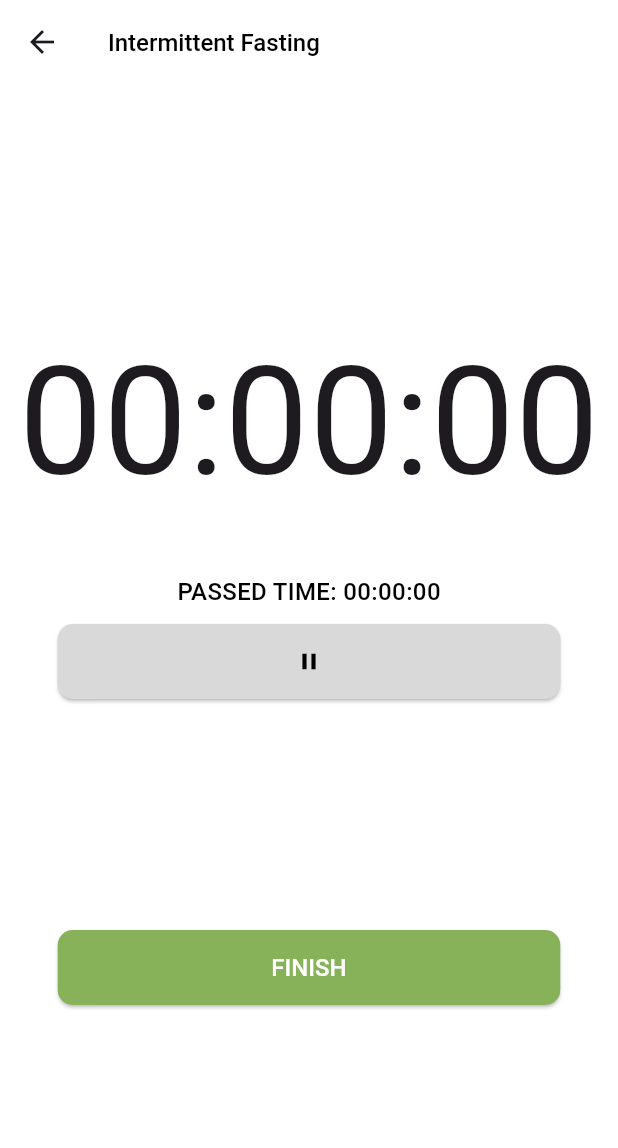
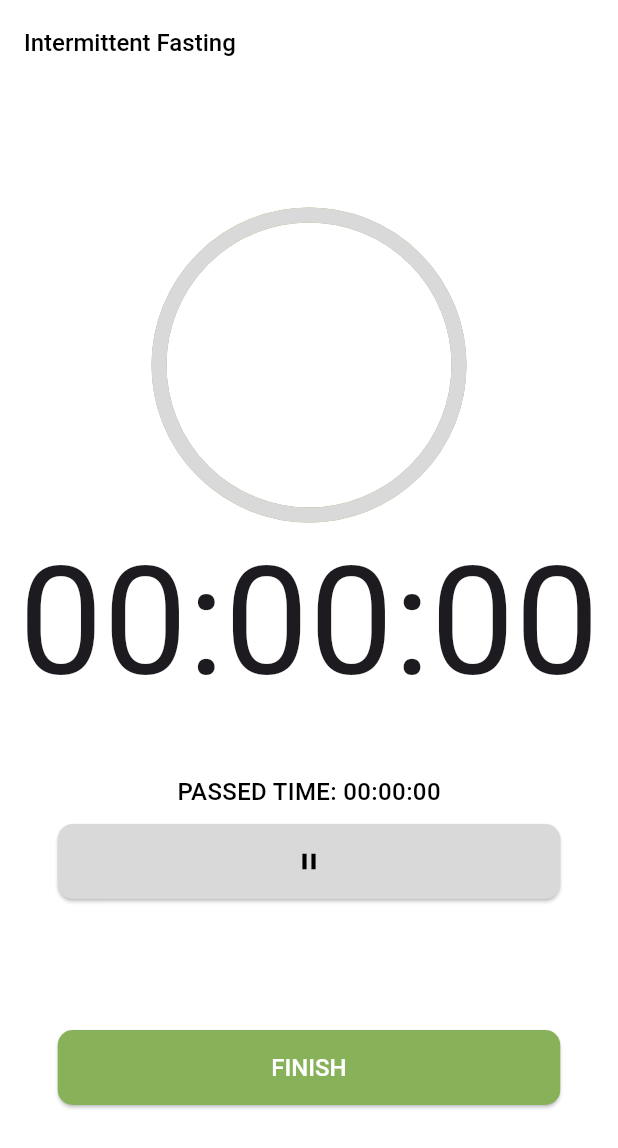
Before and after one commit to KIWI-Food-App/KIWI, a Flutter app: the TimerPage screen opened by its route, after a tap on the "play arrow" icon, on a phone screen of 412 x 824 dp. Shown: the top 1148 px of the screen. Run offline on Flutter 3.47's test engine with Material 3 defaults, Android fonts, the phone set to English and light mode, and no system bars; our stand-ins replace shared_preferences; accounts and stored records are empty.

Commit message:
complete timer animation

```diff
--- /dev/null
+++ b/lib/data/animation.dart
@@ -0,0 +1,37 @@
+import 'dart:math';
+import 'package:flutter/material.dart';
+import 'package:start_folder_to_zip/data/styles.dart';
+
+class CirclePainter extends CustomPainter {
+  final double percentage;
+
+  CirclePainter(this.percentage);
+
+  @override
+  void paint(Canvas canvas, Size size) {
+    Paint paint = Paint()
+      ..color = kiwiGreen
+      ..strokeWidth = 10
+      ..style = PaintingStyle.stroke;
+
+    double radius = min(size.width, size.height) / 2;
+    Offset center = Offset(size.width / 2, size.height / 2);
+
+    canvas.drawCircle(center, radius, paint);
+
+    Paint progressPaint = Paint()
+      ..color = greyButton
+      ..strokeWidth = 10
+      ..style = PaintingStyle.stroke;
+
+    double arcAngle = 2 * pi * (1 - percentage);
+
+    canvas.drawArc(Rect.fromCircle(center: center, radius: radius), -pi / 2,
+        arcAngle, false, progressPaint);
+  }
+
+  @override
+  bool shouldRepaint(CustomPainter oldDelegate) {
+    return true;
+  }
+}
--- a/lib/data/day.dart
+++ b/lib/data/day.dart
@@ -17,6 +17,7 @@ class Day {
     this.reaction);
 }
 
+
 enum Gender {
   Male,
   Female
--- a/lib/main.dart
+++ b/lib/main.dart
@@ -15,6 +15,8 @@ import 'providers/provider.dart';
 
 
 void main() {
+  WidgetsFlutterBinding.ensureInitialized();
+
   runApp(
     MultiProvider(
       providers: [ChangeNotifierProvider(create: (_) => DayProvider())],
--- a/lib/pages/day_page.dart
+++ b/lib/pages/day_page.dart
@@ -20,6 +20,7 @@ class _DayPageState extends State<DayPage> {
   @override
   Widget build(BuildContext context) {
     final dayProvider = Provider.of<DayProvider>(context);
+    dayProvider.loadFromLocalStorage();
 
     return Scaffold(
       appBar: AppBar(
@@ -90,6 +91,7 @@ class _DayPageState extends State<DayPage> {
                             onPressed: () {
                               dayProvider.breakfast =
                                   int.parse(controller.text);
+                              dayProvider.saveToLocalStorage();
                               ScaffoldMessenger.of(context).showSnackBar(
                                 const SnackBar(
                                   content: Text("Breakfast Saved!"),
--- a/lib/pages/sign_page.dart
+++ b/lib/pages/sign_page.dart
@@ -18,9 +18,13 @@ class _SignPageState extends State<SignPage> {
   final TextEditingController controller4 = TextEditingController();
   String dropdownValue = 'Male';
 
+  // final Future<SharedPreferences> _prefs = SharedPreferences.getInstance();
+
   @override
   Widget build(BuildContext context) {
     final dayProvider = Provider.of<DayProvider>(context);
+    // dayProvider.loadFromLocalStorage();
+
 
     return Scaffold(
       appBar: AppBar(
@@ -141,6 +145,7 @@ class _SignPageState extends State<SignPage> {
                   dayProvider.weight = int.parse(controller.text);
                   dayProvider.height = int.parse(controller2.text);
                   dayProvider.age = int.parse(controller3.text);
+                  // dayProvider.saveToLocalStorage();
                   Navigator.of(context).pushNamed('/list');
                 },
                 child: const Text('GET STARTED'),
--- a/lib/pages/timer_page.dart
+++ b/lib/pages/timer_page.dart
@@ -3,6 +3,7 @@ import 'package:flutter/material.dart';
 import 'package:provider/provider.dart';
 import '../data/styles.dart';
 import '../providers/provider.dart';
+import '../data/animation.dart';
 
 class TimerPage extends StatefulWidget {
   const TimerPage({super.key});
@@ -17,11 +18,13 @@ class _TimerPageState extends State<TimerPage> {
   late Timer _timer;
   String timeEnd = "--:--:--";
   String toTime = "--:--:--";
-  // bool checker = false;
   int currentTime = 0;
   int timeToEnd = 0;
 
-  void startTimer(int timeToEnd) {
+  bool isPaused = true;
+  double percentage = 100.0;
+
+  void startTimer(int timeToEnd, int allTime) {
     int hoursTo = 0;
     int minutesTo = 0;
     int secondsTo = 0;
@@ -47,11 +50,6 @@ class _TimerPageState extends State<TimerPage> {
       hoursTo = currentTime ~/ 3600;
       minutesTo = (currentTime % 3600) ~/ 60;
       secondsTo = (currentTime % 3600) % 60;
-
-      // if (checker) {
-      //   checker = false;
-      //   timer.cancel();
-      // }
 
       if (hoursEnd < 10) {
         strHourEnd = "0$hoursEnd";
@@ -89,7 +87,9 @@ class _TimerPageState extends State<TimerPage> {
       }
       setState(() {
         toTime = "$strHourTo:$strMinuteTo:$strSecondTo";
+        percentage = (currentTime / (allTime + 1)).clamp(0.0, 1.0);
       });
+
 
       if (timeToEnd == 0) {
         timer.cancel();
@@ -109,6 +109,7 @@ class _TimerPageState extends State<TimerPage> {
     return Scaffold(
       appBar: AppBar(
         title: Text('Intermittent Fasting', style: basicStyle),
+        automaticallyImplyLeading: false,
         backgroundColor: Colors.white,
       ),
       backgroundColor: Colors.white,
@@ -117,6 +118,11 @@ class _TimerPageState extends State<TimerPage> {
           crossAxisAlignment: CrossAxisAlignment.center,
           children: [
             const Expanded(flex: 1, child: Text('')),
+            CustomPaint(
+              size: Size(200, 200),
+              painter: CirclePainter(percentage),
+            ),
+            // const Expanded(flex: 1, child: Text('')),
             Text(timeEnd, style: const TextStyle(fontSize: 100)),
             const SizedBox(height: 30),
             Text("PASSED TIME: $toTime", style: basicStyle),
@@ -139,7 +145,7 @@ class _TimerPageState extends State<TimerPage> {
                     setState(() {
                       notStarted = false;
                     });
-                    startTimer(dayProvider.hours * 60 * 60 + dayProvider.minutes * 60 + dayProvider.seconds - currentTime);
+                    startTimer(dayProvider.hours * 60 * 60 + dayProvider.minutes * 60 + dayProvider.seconds - currentTime, dayProvider.hours * 60 * 60 + dayProvider.minutes * 60 + dayProvider.seconds);
                   } else {
                     _timer.cancel();
                     setState(() {
--- a/lib/pages/welkome_page.dart
+++ b/lib/pages/welkome_page.dart
@@ -67,7 +67,7 @@ class _WelkomePageState extends State<WelkomePage> {
                         RoundedRectangleBorder(
                             borderRadius: BorderRadius.circular(10)))),
                 onPressed: () {
-                  Navigator.of(context).pushNamed('/intro1');
+                  Navigator.of(context).pushNamed('/sign');
                 },
                 child: const Text('GET STARTED'),
               ),
--- a/pubspec.yaml
+++ b/pubspec.yaml
@@ -11,6 +11,7 @@ dependencies:
   cupertino_icons: ^1.0.6
   provider: ^6.1.2
   flutter_svg: ^2.0.10+1
+  shared_preferences: ^2.0.6
 
 dev_dependencies:
   flutter_test:
```
Also changed, not shown: lib/providers/provider.dart (+43 -0 lines), pubspec.lock, 9 other files.
